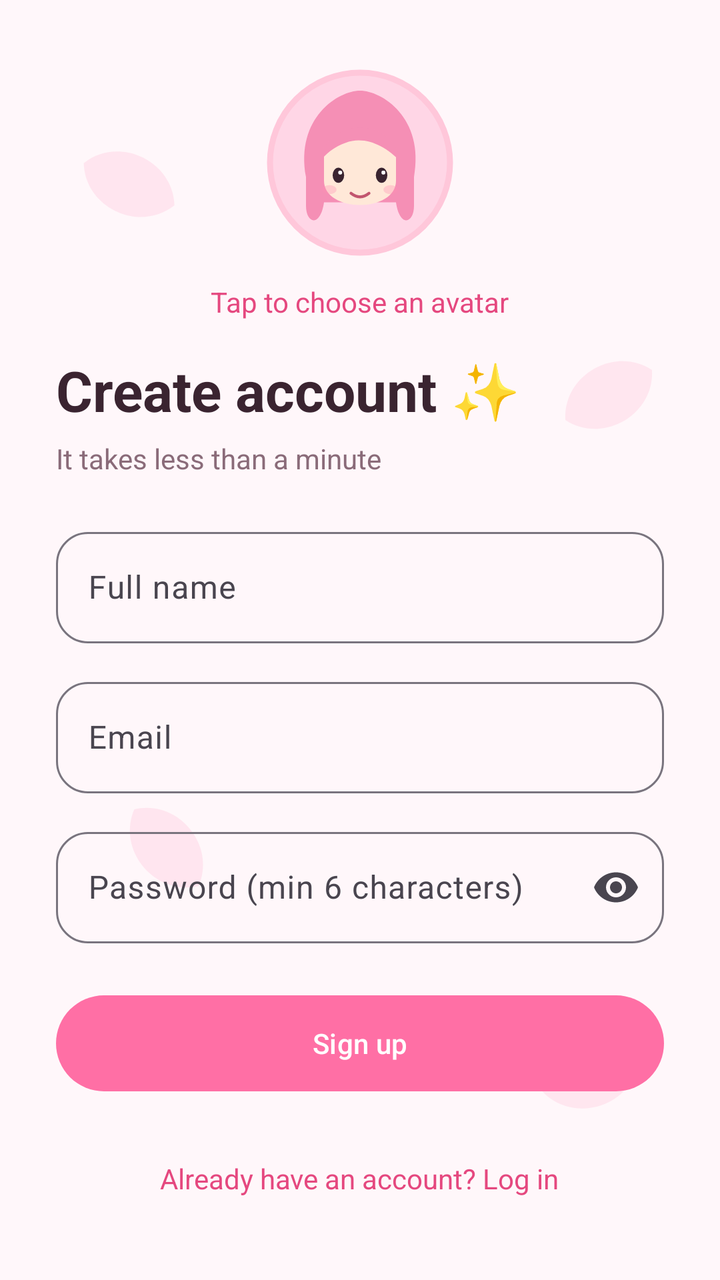
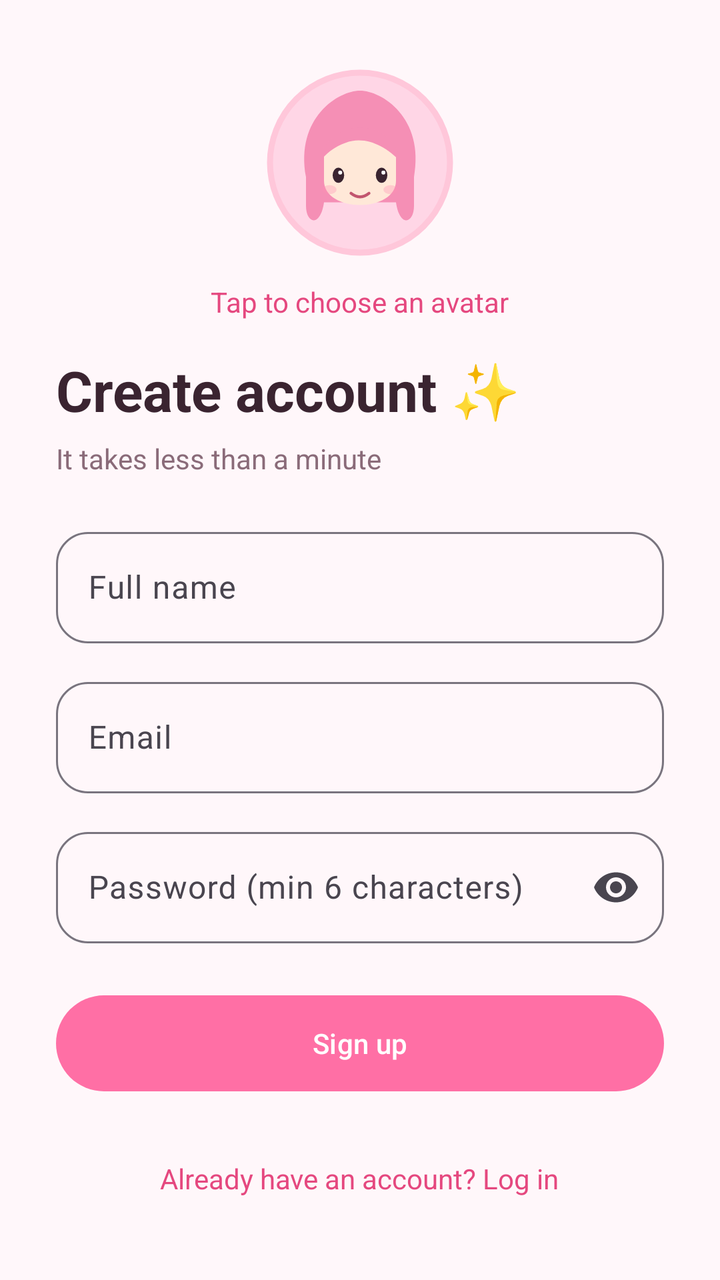

An Android layout rendered at two revisions. The XML below is the earlier revision; the diff shows what the commit changed to produce the second picture.
<!-- AndroidManifest.xml: application theme Theme.PulseChat -->
<!-- res/layout/activity_register.xml -->
<?xml version="1.0" encoding="utf-8"?>
<ScrollView xmlns:android="http://schemas.android.com/apk/res/android" xmlns:app="http://schemas.android.com/apk/res-auto"
    android:layout_width="match_parent" android:layout_height="match_parent"
    android:background="@drawable/bg_petals" android:fillViewport="true">

    <LinearLayout android:layout_width="match_parent" android:layout_height="wrap_content"
        android:orientation="vertical" android:padding="28dp" android:gravity="center_vertical">

        <com.google.android.material.imageview.ShapeableImageView android:id="@+id/ivAvatar"
            android:layout_width="96dp" android:layout_height="96dp"
            android:layout_gravity="center_horizontal" android:padding="3dp"
            android:scaleType="centerCrop" android:src="@drawable/avatar_0"
            app:shapeAppearanceOverlay="@style/CircleImage"
            app:strokeColor="@color/lavender_mid" app:strokeWidth="3dp" />
        <TextView android:id="@+id/tvPickAvatar" android:layout_width="wrap_content"
            android:layout_height="wrap_content" android:layout_gravity="center_horizontal"
            android:layout_marginTop="6dp" android:padding="6dp"
            android:text="Tap to choose an avatar" android:textColor="@color/violet_dark" />

        <TextView android:layout_width="wrap_content" android:layout_height="wrap_content"
            android:layout_marginTop="10dp" android:text="Create account ✨"
            android:textColor="@color/text_primary" android:textSize="28sp" android:textStyle="bold" />
        <TextView android:layout_width="wrap_content" android:layout_height="wrap_content"
            android:layout_marginTop="6dp" android:layout_marginBottom="22dp"
            android:text="It takes less than a minute" android:textColor="@color/text_secondary" />

        <com.google.android.material.textfield.TextInputLayout style="@style/Widget.Material3.TextInputLayout.OutlinedBox" app:boxCornerRadiusTopStart="16dp" app:boxCornerRadiusTopEnd="16dp" app:boxCornerRadiusBottomStart="16dp" app:boxCornerRadiusBottomEnd="16dp"
            android:layout_width="match_parent" android:layout_height="wrap_content" android:hint="Full name">
            <com.google.android.material.textfield.TextInputEditText android:id="@+id/etName"
                android:layout_width="match_parent" android:layout_height="wrap_content"
                android:inputType="textPersonName" />
        </com.google.android.material.textfield.TextInputLayout>

        <com.google.android.material.textfield.TextInputLayout style="@style/Widget.Material3.TextInputLayout.OutlinedBox" app:boxCornerRadiusTopStart="16dp" app:boxCornerRadiusTopEnd="16dp" app:boxCornerRadiusBottomStart="16dp" app:boxCornerRadiusBottomEnd="16dp"
            android:layout_width="match_parent" android:layout_height="wrap_content"
            android:layout_marginTop="14dp" android:hint="Email">
            <com.google.android.material.textfield.TextInputEditText android:id="@+id/etEmail"
                android:layout_width="match_parent" android:layout_height="wrap_content"
                android:inputType="textEmailAddress" />
        </com.google.android.material.textfield.TextInputLayout>

        <com.google.android.material.textfield.TextInputLayout style="@style/Widget.Material3.TextInputLayout.OutlinedBox" app:boxCornerRadiusTopStart="16dp" app:boxCornerRadiusTopEnd="16dp" app:boxCornerRadiusBottomStart="16dp" app:boxCornerRadiusBottomEnd="16dp"
            android:layout_width="match_parent" android:layout_height="wrap_content"
            android:layout_marginTop="14dp" android:hint="Password (min 6 characters)"
            app:endIconMode="password_toggle">
            <com.google.android.material.textfield.TextInputEditText android:id="@+id/etPassword"
                android:layout_width="match_parent" android:layout_height="wrap_content"
                android:inputType="textPassword" />
        </com.google.android.material.textfield.TextInputLayout>

        <com.google.android.material.button.MaterialButton android:id="@+id/btnRegister"
            android:layout_width="match_parent" android:layout_height="56dp"
            android:layout_marginTop="22dp" android:text="Sign up" app:cornerRadius="28dp" />

        <ProgressBar android:id="@+id/progress" android:layout_width="wrap_content"
            android:layout_height="wrap_content" android:layout_gravity="center"
            android:layout_marginTop="14dp" android:visibility="gone" />

        <TextView android:id="@+id/tvLogin" android:layout_width="wrap_content"
            android:layout_height="wrap_content" android:layout_gravity="center"
            android:layout_marginTop="22dp" android:padding="8dp"
            android:text="Already have an account? Log in" android:textColor="@color/violet_dark" />
    </LinearLayout>
</ScrollView>
<!-- resources referenced by this layout -->
<resources>
  <color name="lavender_mid">#FFC7DA</color>
  <color name="text_primary">#3A2430</color>
  <color name="text_secondary">#8A6B79</color>
  <color name="violet_dark">#E5487F</color>
  <!-- drawable bg_petals (drawable) -->
  <vector xmlns:android="http://schemas.android.com/apk/res/android"
      android:width="360dp" android:height="640dp"
      android:viewportWidth="360" android:viewportHeight="640">
      <group android:rotation="25" android:pivotX="60" android:pivotY="90">
          <path android:fillColor="#33FF9EC1" android:pathData="M40,90 C50,70 80,70 90,90 C80,110 50,110 40,90z" />
      </group>
      <group android:rotation="-30" android:pivotX="300" android:pivotY="200">
          <path android:fillColor="#40FFB3CF" android:pathData="M280,200 C290,180 320,180 330,200 C320,220 290,220 280,200z" />
      </group>
      <group android:rotation="50" android:pivotX="80" android:pivotY="420">
          <path android:fillColor="#33FF9EC1" android:pathData="M60,420 C70,400 100,400 110,420 C100,440 70,440 60,420z" />
      </group>
      <group android:rotation="-15" android:pivotX="290" android:pivotY="540">
          <path android:fillColor="#40FFB3CF" android:pathData="M270,540 C280,520 310,520 320,540 C310,560 280,560 270,540z" />
      </group>
  </vector>
  <style name="CircleImage">
          <item name="cornerFamily">rounded</item>
          <item name="cornerSize">50%</item>
      </style>
  <style name="Theme.PulseChat" parent="Theme.Material3.Light.NoActionBar">
          <item name="colorPrimary">@color/violet</item>
          <item name="colorOnPrimary">@color/white</item>
          <item name="colorPrimaryContainer">@color/lavender</item>
          <item name="colorSurface">@color/white</item>
          <item name="android:windowBackground">@color/bg</item>
          <item name="android:statusBarColor">@color/bg</item>
          <item name="android:windowLightStatusBar">true</item>
          <item name="bottomNavigationStyle">@style/Widget.Sakura.BottomNav</item>
      </style>
  <color name="violet">#FF6FA5</color>
  <color name="white">#FFFFFF</color>
  <color name="lavender">#FFE6EF</color>
  <color name="bg">#FFF7FA</color>
  <style name="Widget.Sakura.BottomNav" parent="Widget.Material3.BottomNavigationView">
          <item name="android:background">@color/white</item>
          <item name="itemIconTint">@color/nav_item</item>
          <item name="itemTextColor">@color/nav_item</item>
          <item name="itemActiveIndicatorStyle">@style/Sakura.NavIndicator</item>
          <item name="elevation">10dp</item>
      </style>
  <style name="Sakura.NavIndicator" parent="Widget.Material3.BottomNavigationView.ActiveIndicator">
          <item name="android:color">@color/lavender_mid</item>
      </style>
  <!-- unchanged entries left out for length: 1 -->
</resources>

<!-- the commit's change to res/layout/activity_register.xml (unified diff, before → after) -->
@@ -1,7 +1,7 @@
 <?xml version="1.0" encoding="utf-8"?>
 <ScrollView xmlns:android="http://schemas.android.com/apk/res/android" xmlns:app="http://schemas.android.com/apk/res-auto"
     android:layout_width="match_parent" android:layout_height="match_parent"
-    android:background="@drawable/bg_petals" android:fillViewport="true">
+    android:fillViewport="true">
 
     <LinearLayout android:layout_width="match_parent" android:layout_height="wrap_content"
         android:orientation="vertical" android:padding="28dp" android:gravity="center_vertical">
<!-- resource entries referenced after the edit -->
@@ -4,23 +4,6 @@
   <color name="text_primary">#3A2430</color>
   <color name="text_secondary">#8A6B79</color>
   <color name="violet_dark">#E5487F</color>
-  <!-- drawable bg_petals (drawable) -->
-  <vector xmlns:android="http://schemas.android.com/apk/res/android"
-      android:width="360dp" android:height="640dp"
-      android:viewportWidth="360" android:viewportHeight="640">
-      <group android:rotation="25" android:pivotX="60" android:pivotY="90">
-          <path android:fillColor="#33FF9EC1" android:pathData="M40,90 C50,70 80,70 90,90 C80,110 50,110 40,90z" />
-      </group>
-      <group android:rotation="-30" android:pivotX="300" android:pivotY="200">
-          <path android:fillColor="#40FFB3CF" android:pathData="M280,200 C290,180 320,180 330,200 C320,220 290,220 280,200z" />
-      </group>
-      <group android:rotation="50" android:pivotX="80" android:pivotY="420">
-          <path android:fillColor="#33FF9EC1" android:pathData="M60,420 C70,400 100,400 110,420 C100,440 70,440 60,420z" />
-      </group>
-      <group android:rotation="-15" android:pivotX="290" android:pivotY="540">
-          <path android:fillColor="#40FFB3CF" android:pathData="M270,540 C280,520 310,520 320,540 C310,560 280,560 270,540z" />
-      </group>
-  </vector>
   <style name="CircleImage">
           <item name="cornerFamily">rounded</item>
           <item name="cornerSize">50%</item>
